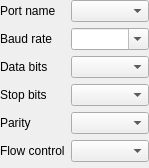
x-tools-author/x-tools, file src/device/serialportui.ui: the form before one commit.
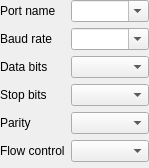
The form after the commit.

The edit to the form file:
```diff
--- a/src/device/serialportui.ui
+++ b/src/device/serialportui.ui
@@ -27,7 +27,11 @@
     <number>0</number>
    </property>
    <item row="0" column="1">
-    <widget class="QComboBox" name="comboBoxPortName"/>
+    <widget class="QComboBox" name="comboBoxPortName">
+     <property name="editable">
+      <bool>true</bool>
+     </property>
+    </widget>
    </item>
    <item row="4" column="0">
     <widget class="QLabel" name="label_5">
```
